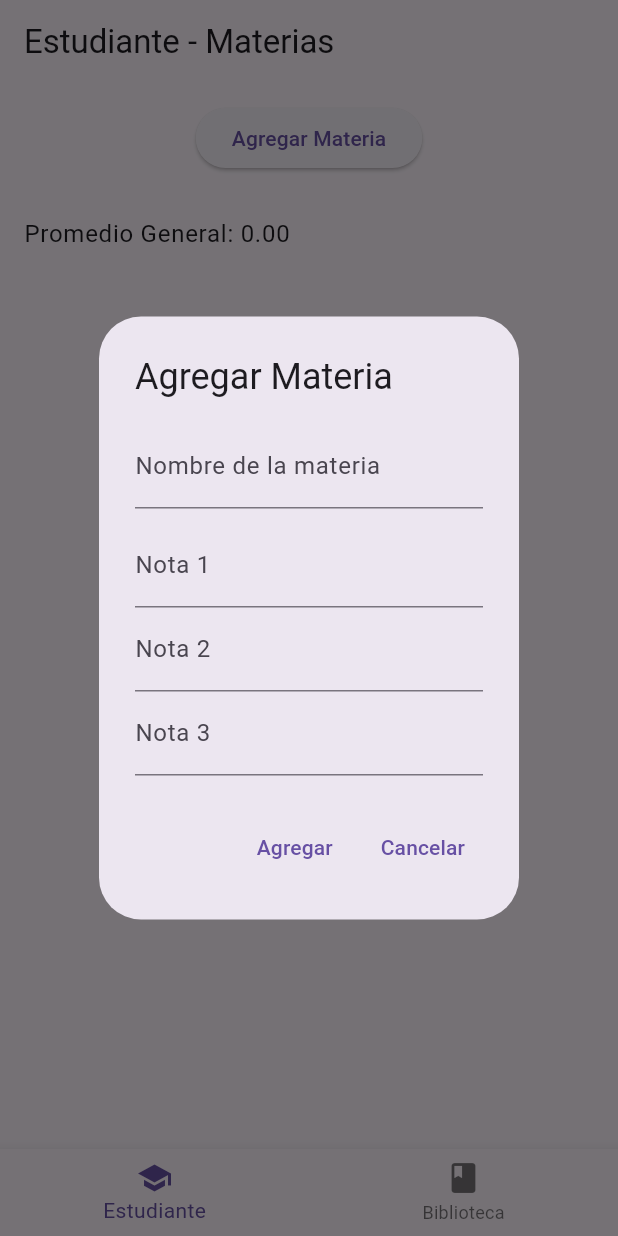
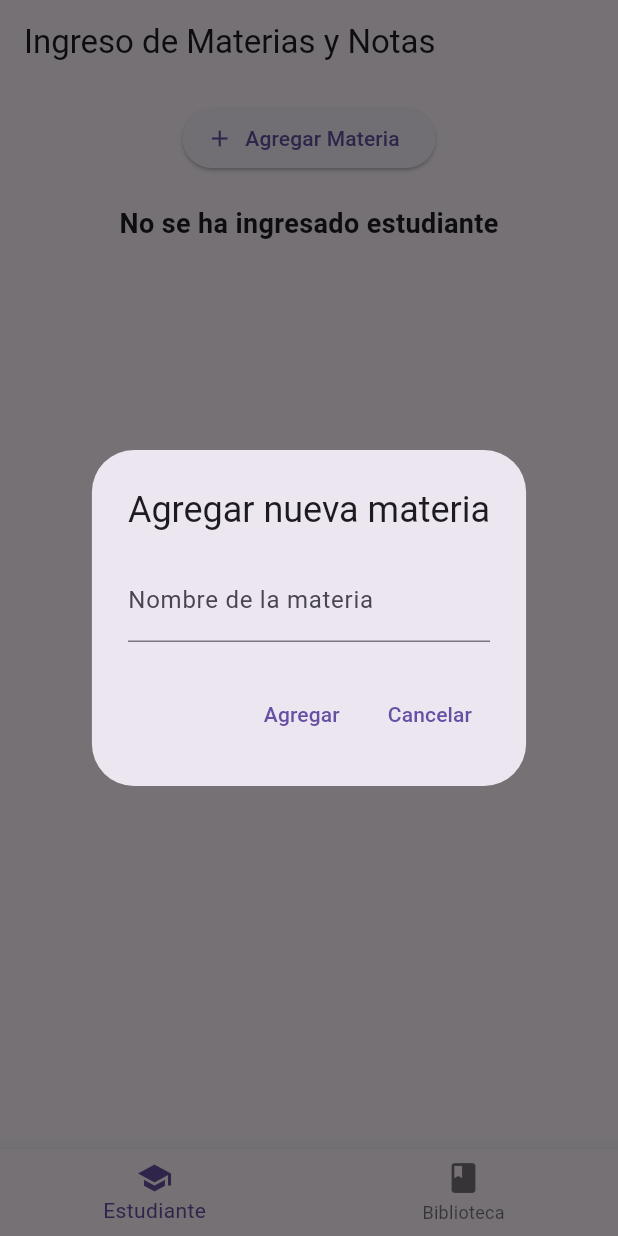
Before and after one commit to yadilis/Mov3_Ejercicio03_ACA, a Flutter app: the screen it shows after launch, after a tap on "Agregar Materia", on a phone screen of 412 x 824 dp. Run offline on Flutter 3.47's test engine with Material 3 defaults, Android fonts, the phone set to English and light mode, and no system bars.

Commit message:
Deber cambios ejercicio 03

```diff
--- a/lib/main.dart
+++ b/lib/main.dart
@@ -30,7 +30,7 @@ class _BottomNavScreenState extends State<BottomNavScreen> {
   int _selectedIndex = 0;
 
   final List<Widget> _screens = [
-    Pantalla1Screen(), // Materias y estudiante
+    Pantalla1screen(), // Materias y estudiante
     Pantalla2Screen(), // Libros y biblioteca
   ];
 
--- a/lib/screen/Pantalla1Screen.dart
+++ b/lib/screen/Pantalla1Screen.dart
@@ -1,62 +1,62 @@
 import 'package:flutter/material.dart';
 
-// === MODELOS ===
-class Materia {
-  String nombre;
-  List<double> notas = [];
+class Pantalla1screen extends StatefulWidget {
+  const Pantalla1screen({super.key});
 
-  Materia(this.nombre);
-
-  void agregarNota(double nota) {
-    notas.add(nota);
+  @override
+  State<Pantalla1screen> createState() => _Pantalla1screenState();
 }
 
-  double calcularPromedio() {
-    if (notas.isEmpty) return 0;
-    return notas.reduce((a, b) => a + b) / notas.length;
+class _Pantalla1screenState extends State<Pantalla1screen> {
+  List<String> materiasDisponibles = [];
+  String? nombreEstudiante;
+  Map<String, List<double>> materiasConNotas = {};
+
+  void _agregarMateria() {
+    final TextEditingController materiaController = TextEditingController();
+
+    showDialog(
+      context: context,
+      builder: (_) => AlertDialog(
+        title: const Text('Agregar nueva materia'),
+        content: TextField(
+          controller: materiaController,
+          decoration: const InputDecoration(labelText: 'Nombre de la materia'),
+        ),
+        actions: [
+          TextButton(
+            onPressed: () {
+              final materia = materiaController.text.trim();
+              if (materia.isEmpty) {
+                ScaffoldMessenger.of(context).showSnackBar(
+                  const SnackBar(content: Text('El nombre de la materia no puede estar vacío')),
+                );
+                return;
+              }
+              if (materiasDisponibles.contains(materia)) {
+                ScaffoldMessenger.of(context).showSnackBar(
+                  const SnackBar(content: Text('La materia ya existe')),
+                );
+                return;
+              }
+              setState(() {
+                materiasDisponibles.add(materia);
+              });
+              Navigator.pop(context);
+            },
+            child: const Text('Agregar'),
+          ),
+          TextButton(
+            onPressed: () => Navigator.pop(context),
+            child: const Text('Cancelar'),
+          ),
+        ],
+      ),
+    );
   }
 
-  String get info {
-    String notasStr = notas.map((n) => n.toStringAsFixed(1)).join(', ');
-    return 'Materia: $nombre\nNotas: [$notasStr]\nPromedio: ${calcularPromedio().toStringAsFixed(2)}';
-  }
-}
-
-class Estudiante {
-  String nombre;
-  List<Materia> materias = [];
-
-  Estudiante(this.nombre);
-
-  void agregarMateria(Materia materia) {
-    materias.add(materia);
-  }
-
-  double promedioGeneral() {
-    if (materias.isEmpty) return 0;
-    double total = materias.fold(0, (suma, m) => suma + m.calcularPromedio());
-    return total / materias.length;
-  }
-
-  List<String> obtenerInformacion() {
-    return materias.map((m) => m.info).toList()
-      ..add('Promedio General: ${promedioGeneral().toStringAsFixed(2)}');
-  }
-}
-
-// === PANTALLA PRINCIPAL ===
-class Pantalla1Screen extends StatefulWidget {
-  const Pantalla1Screen({super.key});
-
-  @override
-  State<Pantalla1Screen> createState() => _Pantalla1ScreenState();
-}
-
-class _Pantalla1ScreenState extends State<Pantalla1Screen> {
-  final Estudiante estudiante = Estudiante('Carlos');
-
-  void _mostrarDialogoAgregarMateria() {
-    final TextEditingController nombreController = TextEditingController();
+  void _ingresarNotas(String materia) {
+    final TextEditingController estudianteController = TextEditingController(text: nombreEstudiante ?? '');
     final TextEditingController nota1Controller = TextEditingController();
     final TextEditingController nota2Controller = TextEditingController();
     final TextEditingController nota3Controller = TextEditingController();
@@ -64,30 +64,28 @@ class _Pantalla1ScreenState extends State<Pantalla1Screen> {
     showDialog(
       context: context,
       builder: (_) => AlertDialog(
-        title: const Text('Agregar Materia'),
+        title: Text('Ingresar notas para $materia'),
         content: SingleChildScrollView(
           child: Column(
-            mainAxisSize: MainAxisSize.min,
             children: [
               TextField(
-                controller: nombreController,
-                decoration: const InputDecoration(labelText: 'Nombre de la materia'),
+                controller: estudianteController,
+                decoration: const InputDecoration(labelText: 'Nombre del estudiante'),
               ),
-              const SizedBox(height: 10),
               TextField(
                 controller: nota1Controller,
                 decoration: const InputDecoration(labelText: 'Nota 1'),
-                keyboardType: TextInputType.number,
+                keyboardType: TextInputType.numberWithOptions(decimal: true),
               ),
               TextField(
                 controller: nota2Controller,
                 decoration: const InputDecoration(labelText: 'Nota 2'),
-                keyboardType: TextInputType.number,
+                keyboardType: TextInputType.numberWithOptions(decimal: true),
               ),
               TextField(
                 controller: nota3Controller,
                 decoration: const InputDecoration(labelText: 'Nota 3'),
-                keyboardType: TextInputType.number,
+                keyboardType: TextInputType.numberWithOptions(decimal: true),
               ),
             ],
           ),
@@ -95,38 +93,36 @@ class _Pantalla1ScreenState extends State<Pantalla1Screen> {
         actions: [
           TextButton(
             onPressed: () {
-              FocusScope.of(context).unfocus();
-              final nombre = nombreController.text.trim();
-              final nota1 = double.tryParse(nota1Controller.text.trim());
-              final nota2 = double.tryParse(nota2Controller.text.trim());
-              final nota3 = double.tryParse(nota3Controller.text.trim());
+              final estudiante = estudianteController.text.trim();
+              final n1 = double.tryParse(nota1Controller.text.trim());
+              final n2 = double.tryParse(nota2Controller.text.trim());
+              final n3 = double.tryParse(nota3Controller.text.trim());
 
-              bool notasValidas = [nota1, nota2, nota3].every((n) => n != null && n >= 0 && n <= 10);
+              if (estudiante.isEmpty) {
+                ScaffoldMessenger.of(context).showSnackBar(
+                  const SnackBar(content: Text('Ingrese el nombre del estudiante')),
+                );
+                return;
+              }
 
-              if (nombre.isNotEmpty && notasValidas) {
-                final materia = Materia(nombre);
-                materia.agregarNota(nota1!);
-                materia.agregarNota(nota2!);
-                materia.agregarNota(nota3!);
+              if (n1 == null || n2 == null || n3 == null || n1 < 0 || n1 > 10 || n2 < 0 || n2 > 10 || n3 < 0 || n3 > 10) {
+                ScaffoldMessenger.of(context).showSnackBar(
+                  const SnackBar(content: Text('Ingrese notas válidas entre 0 y 10')),
+                );
+                return;
+              }
 
               setState(() {
-                  estudiante.agregarMateria(materia);
+                nombreEstudiante = estudiante;
+                materiasConNotas[materia] = [n1, n2, n3];
               });
 
               Navigator.pop(context);
-              } else {
-                ScaffoldMessenger.of(context).showSnackBar(
-                  const SnackBar(content: Text('Por favor ingresa un nombre y notas válidas entre 0 y 10.')),
-                );
-              }
             },
-            child: const Text('Agregar'),
+            child: const Text('Guardar'),
           ),
           TextButton(
-            onPressed: () {
-              FocusScope.of(context).unfocus();
-              Navigator.pop(context);
-            },
+            onPressed: () => Navigator.pop(context),
             child: const Text('Cancelar'),
           ),
         ],
@@ -134,39 +130,52 @@ class _Pantalla1ScreenState extends State<Pantalla1Screen> {
     );
   }
 
+  double _calcularPromedio(List<double> notas) {
+    if (notas.isEmpty) return 0;
+    return notas.reduce((a, b) => a + b) / notas.length;
+  }
+
   @override
   Widget build(BuildContext context) {
-    final info = estudiante.obtenerInformacion();
+    return Scaffold(
+      appBar: AppBar(title: const Text('Ingreso de Materias y Notas')),
+      body: Padding(
+        padding: const EdgeInsets.all(12),
+        child: Column(
+          children: [
+            ElevatedButton.icon(
+              icon: const Icon(Icons.add),
+              label: const Text('Agregar Materia'),
+              onPressed: _agregarMateria,
+            ),
+            const SizedBox(height: 20),
+            Text(
+              nombreEstudiante == null ? 'No se ha ingresado estudiante' : 'Estudiante: $nombreEstudiante',
+              style: const TextStyle(fontSize: 18, fontWeight: FontWeight.bold),
+            ),
+            const SizedBox(height: 10),
+            Expanded(
+              child: ListView.builder(
+                itemCount: materiasDisponibles.length,
+                itemBuilder: (context, index) {
+                  final materia = materiasDisponibles[index];
+                  final notas = materiasConNotas[materia];
+                  final promedio = (notas != null) ? _calcularPromedio(notas) : 0;
 
-    return Scaffold(
-      appBar: AppBar(title: const Text('Estudiante - Materias')),
-      body: Column(
-        children: [
-          Padding(
-            padding: const EdgeInsets.all(12.0),
-            child: ElevatedButton(
-              onPressed: _mostrarDialogoAgregarMateria,
-              child: const Text('Agregar Materia'),
-            ),
-          ),
-          Expanded(
-            child: info.isEmpty
-                ? const Center(child: Text('No hay materias aún.'))
-                : ListView.builder(
-                    itemCount: info.length,
-                    itemBuilder: (context, index) => ListTile(
-                      title: Text(info[index]),
-                    ),
+                  return ListTile(
+                    title: Text(materia),
+                    subtitle: notas == null
+                        ? const Text('No hay notas ingresadas')
+                        : Text('Notas: ${notas.map((n) => n.toStringAsFixed(1)).join(', ')}\nPromedio: ${promedio.toStringAsFixed(2)}'),
+                    trailing: const Icon(Icons.edit),
+                    onTap: () => _ingresarNotas(materia),
+                  );
+                },
               ),
             ),
           ],
         ),
+      ),
     );
   }
 }
-
-void main() {
-  runApp(const MaterialApp(
-    home: Pantalla1Screen(),
-  ));
-}
```
Lines whose indentation alone changed are shown as unchanged.
